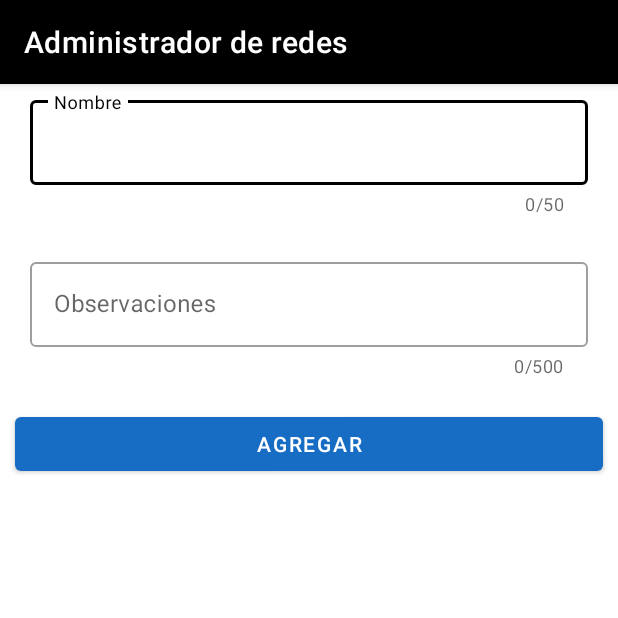
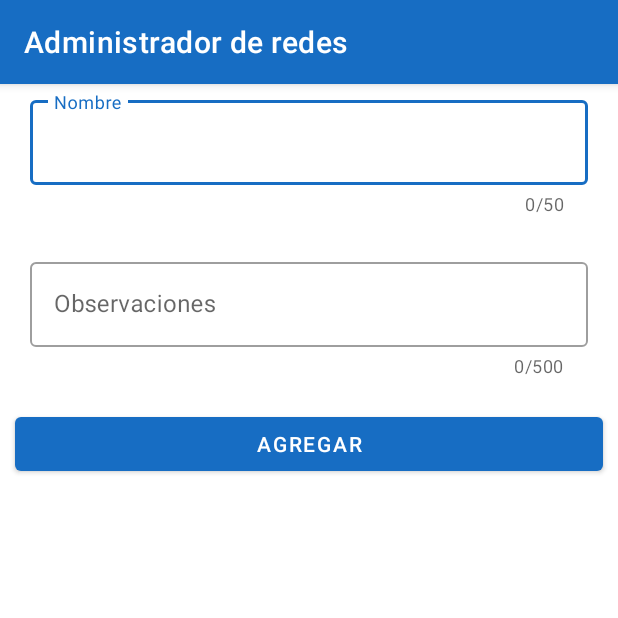
Before and after one commit to VicenteAguileraPerez/AdministracionRedesApp, an Android app: the screen it shows after launch (MainActivity), on a phone screen of 412 x 824 dp, the top half of it. Run offline under Robolectric (Android 15) with nearby library versions, the phone set to English and light mode, and no system bars.

Commit message:
[ADD] apk

```diff
--- a/app/src/main/res/values-night/themes.xml
+++ b/app/src/main/res/values-night/themes.xml
@@ -2,13 +2,13 @@
     <!-- Base application theme. -->
     <style name="Theme.AdministracionRedesApp" parent="Theme.MaterialComponents.DayNight.DarkActionBar">
         <!-- Primary brand color. -->
-        <item name="colorPrimary">@color/black</item>
-        <item name="colorPrimaryVariant">@color/black</item>
+        <item name="colorPrimary">@color/azul</item>
+        <item name="colorPrimaryVariant">@color/azul</item>
         <item name="colorOnPrimary">@color/white</item>
         <!-- Secondary brand color. -->
-        <item name="colorSecondary">@color/black</item>
-        <item name="colorSecondaryVariant">@color/black</item>
-        <item name="colorOnSecondary">@color/black</item>
+        <item name="colorSecondary">@color/azul</item>
+        <item name="colorSecondaryVariant">@color/azul</item>
+        <item name="colorOnSecondary">@color/azul</item>
         <!-- Status bar color. -->
         <item name="android:statusBarColor" tools:targetApi="l">?attr/colorPrimaryVariant</item>
         <!-- Customize your theme here. -->
--- a/app/src/main/res/values/themes.xml
+++ b/app/src/main/res/values/themes.xml
@@ -2,13 +2,13 @@
     <!-- Base application theme. -->
     <style name="Theme.AdministracionRedesApp" parent="Theme.MaterialComponents.DayNight.DarkActionBar">
         <!-- Primary brand color. -->
-        <item name="colorPrimary">@color/black</item>
-        <item name="colorPrimaryVariant">@color/black</item>
+        <item name="colorPrimary">@color/azul</item>
+        <item name="colorPrimaryVariant">@color/azul</item>
         <item name="colorOnPrimary">@color/white</item>
         <!-- Secondary brand color. -->
-        <item name="colorSecondary">@color/black</item>
-        <item name="colorSecondaryVariant">@color/black</item>
-        <item name="colorOnSecondary">@color/black</item>
+        <item name="colorSecondary">@color/azul</item>
+        <item name="colorSecondaryVariant">@color/azul</item>
+        <item name="colorOnSecondary">@color/azul</item>
         <!-- Status bar color. -->
         <item name="android:statusBarColor" tools:targetApi="l">?attr/colorPrimaryVariant</item>
         <!-- Customize your theme here. -->
```
